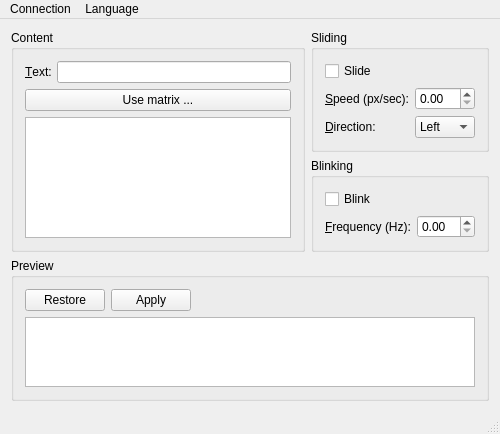
Above: panel.ui from TPI-2017/Panel before the change. Below: the same form after it.
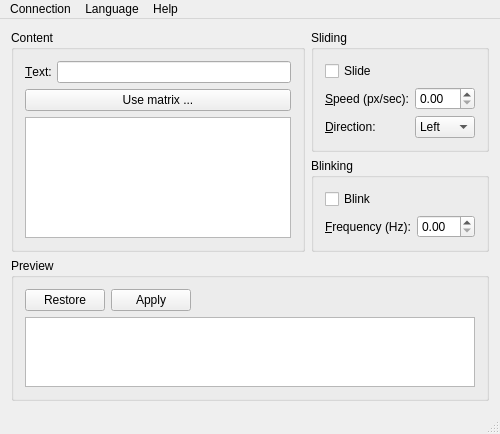
That is the form after the change.

Diff of the .ui file:
```diff
--- a/panel.ui
+++ b/panel.ui
@@ -214,8 +214,15 @@
     <addaction name="actionEspaniol"/>
     <addaction name="actionEnglish"/>
    </widget>
+   <widget class="QMenu" name="menuAbout">
+    <property name="title">
+     <string>Help</string>
+    </property>
+    <addaction name="actionAbout"/>
+   </widget>
    <addaction name="menuConnection"/>
    <addaction name="menuLanguage"/>
+   <addaction name="menuAbout"/>
   </widget>
   <widget class="QStatusBar" name="statusBar"/>
   <action name="actionDisconnect">
```
Left out of the diff: 5 changed lines with no effect on the pictures.
